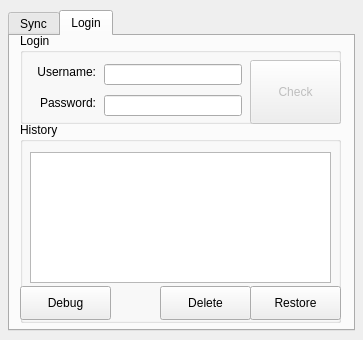
Before: the Qt Designer form YAsupportFiles/main.ui in megachweng/Anki-Youdao, drawn with Qt 5.
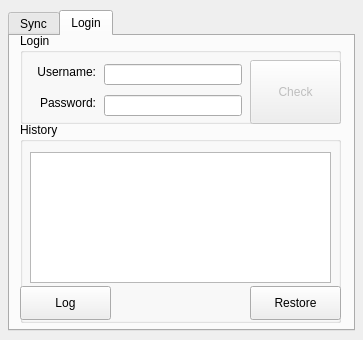
After: the same form once the commit is applied. The open tabs and pages were chosen to show the change.

Commit message: remove delete histoy buttom fix use cookie whether userinfo changed or not

The edit to the form file:
```diff
--- a/YAsupportFiles/main.ui
+++ b/YAsupportFiles/main.ui
@@ -382,19 +382,6 @@
        <string>Restore</string>
       </property>
      </widget>
-     <widget class="QPushButton" name="deleteHistory">
-      <property name="geometry">
-       <rect>
-        <x>140</x>
-        <y>164</y>
-        <width>91</width>
-        <height>34</height>
-       </rect>
-      </property>
-      <property name="text">
-       <string>Delete</string>
-      </property>
-     </widget>
      <widget class="QPushButton" name="showDebug">
       <property name="geometry">
        <rect>
@@ -405,7 +392,7 @@
        </rect>
       </property>
       <property name="text">
-       <string>Debug</string>
+       <string>Log</string>
       </property>
      </widget>
      <widget class="QTableWidget" name="table">
```
Left out of the diff: 2 changed lines with no effect on the pictures. The commit also changes 2 other files.
